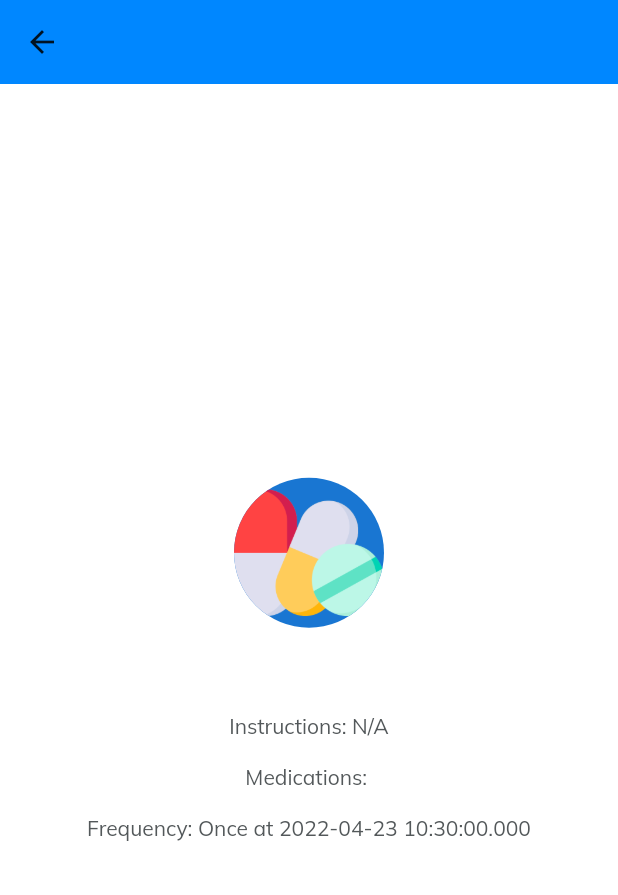
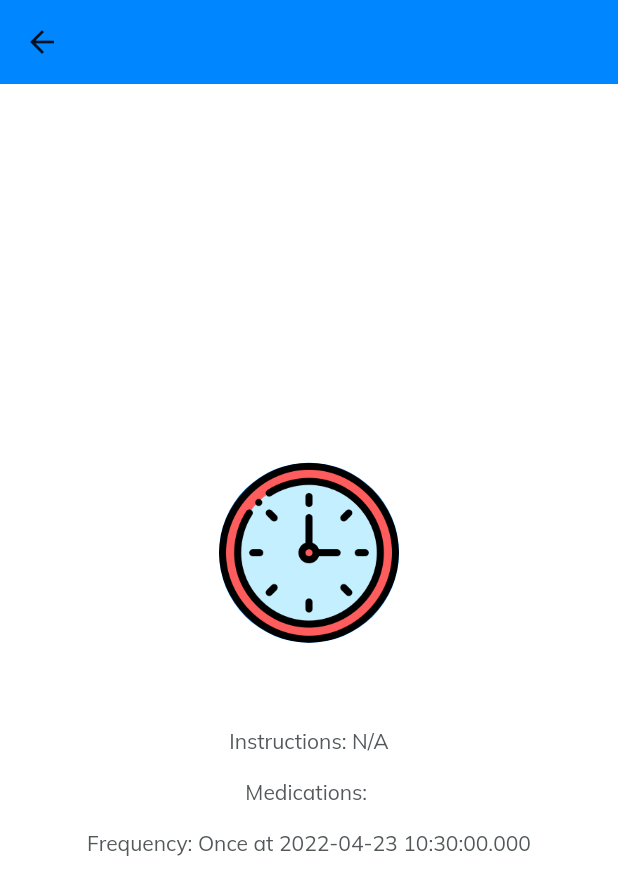
Before and after one commit to naimam/PILLSONTIME, a Flutter app: the AlarmInfo screen opened directly with empty values, on a phone screen of 412 x 824 dp. Shown: the top 895 px of the screen. Run offline on Flutter 3.47's test engine with Material 2 defaults, Android fonts, the phone set to English and light mode, and no system bars; our stand-ins replace chips_choice_null_safety, cloud_firestore, firebase_auth, firebase_core, flutter_svg, google_fonts and 1 more; accounts and stored records are empty.

Commit message:
clock icon to alarm info screen

```diff
--- a/lib/screens/home/alarm_info_screen.dart
+++ b/lib/screens/home/alarm_info_screen.dart
@@ -47,8 +47,8 @@ class AlarmInfo extends StatelessWidget {
                   const Padding(
                     padding: EdgeInsets.all(8.0),
                     child: CircleAvatar(
-                      radius: 50.0,
-                      backgroundImage: AssetImage('assets/medicine.png'),
+                      radius: 60.0,
+                      backgroundImage: AssetImage('assets/clockicon.png'),
                     ),
                   ),
                   Padding(
--- a/pubspec.yaml
+++ b/pubspec.yaml
@@ -73,6 +73,7 @@ flutter:
   assets:
     - assets/
     - assets/pill-shape/
+    - assets/clockicon.png
   #   - images/a_dot_ham.jpeg
 
   # An image asset can refer to one or more resolution-specific "variants", see
```
Also changed, not shown: assets/clockicon.png (added).
